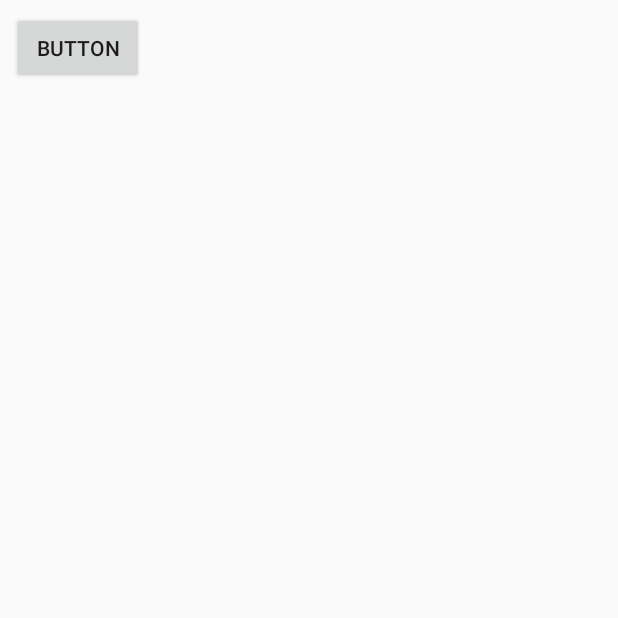
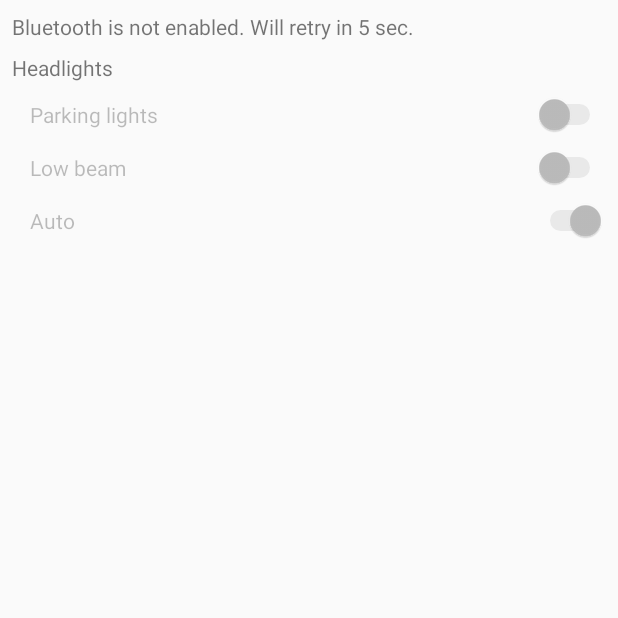
Before and after one commit to estevez-dev/Subarino, an Android app: the screen it shows after launch (MainActivity), on a phone screen of 412 x 824 dp, the top half of it. Run offline under Robolectric (Android 15) with nearby library versions, the phone set to English and light mode, and no system bars.

Commit message:
Autoconnect. Sketch improwements. New commands. Images removed for now

```diff
--- a/Head-Unit/app/build.gradle
+++ b/Head-Unit/app/build.gradle
@@ -2,7 +2,6 @@ apply plugin: 'com.android.application'
 
 android {
     compileSdkVersion 26
-    buildToolsVersion "26.0.1"
     defaultConfig {
         applicationId "com.yehor_vialov.subarinoheadunit"
         minSdkVersion 25
--- a/Head-Unit/app/src/main/AndroidManifest.xml
+++ b/Head-Unit/app/src/main/AndroidManifest.xml
@@ -1,6 +1,8 @@
 <?xml version="1.0" encoding="utf-8"?>
 <manifest xmlns:android="http://schemas.android.com/apk/res/android"
     package="com.yehor_vialov.subarinoheadunit">
+
+    <uses-permission android:name="android.permission.BLUETOOTH" />
 
     <application
         android:allowBackup="true"
@@ -16,8 +18,7 @@
                 <category android:name="android.intent.category.LAUNCHER" />
             </intent-filter>
         </activity>
+
     </application>
 
-    <uses-permission android:name="android.permission.BLUETOOTH" />
-
 </manifest>
--- a/Head-Unit/app/src/main/java/com/yehor_vialov/subarinoheadunit/MainActivity.java
+++ b/Head-Unit/app/src/main/java/com/yehor_vialov/subarinoheadunit/MainActivity.java
@@ -7,13 +7,12 @@ import android.content.Intent;
 import android.support.v7.app.AppCompatActivity;
 import android.os.Bundle;
 import android.view.View;
-import android.view.Window;
-import android.view.WindowManager;
 import android.widget.Button;
 import android.widget.CompoundButton;
-import android.widget.ImageButton;
 import android.widget.Switch;
-import android.widget.ToggleButton;
+import android.widget.TextView;
+
+import org.w3c.dom.Text;
 
 import java.io.IOException;
 import java.io.OutputStream;
@@ -24,11 +23,11 @@ public class MainActivity extends AppCompatActivity {
     private final static int REQUEST_ENABLE_BT = 1;
     Button btnConnect;
     OutputStream btOutStream;
-    Boolean btConnected = false;
     BluetoothSocket btSocket = null;
-    Switch swHeadlights = null;
-    Switch swHLAuto = null;
-    ImageButton btnHLR = null;
+    Switch swHLLowBeam;
+    Switch swHLAuto;
+    Switch swHLParking;
+    TextView txtBTStatus;
 
     @Override
     protected void onCreate(Bundle savedInstanceState) {
@@ -36,130 +35,187 @@ public class MainActivity extends AppCompatActivity {
 
         setContentView(R.layout.activity_main);
 
-        btnHLR = (ImageButton)findViewById(R.id.btnHLR);
+        txtBTStatus = (TextView)findViewById(R.id.txtBTStatus);
+        swHLLowBeam = (Switch)findViewById(R.id.swHLLowBeam);
+        swHLAuto = (Switch)findViewById(R.id.swHLAuto);
+        swHLParking = (Switch)findViewById(R.id.swHLParking);
 
-        btnHLR.setOnClickListener(new View.OnClickListener() {
-            public void onClick(View v) {
-                ((ImageButton)v).setVisibility(View.INVISIBLE);
-            }
-        });
-
-        /*btnConnect = (Button)findViewById(R.id.btnConnect);
-
-        swHeadlights = (Switch)findViewById(R.id.swHeadlights);
-        swHLAuto = (Switch)findViewById(R.id.swHLAuto);
         swHLAuto.setChecked(true);
         switchHLControls(false);
+        setListeners();
+        connect();
+    }
+
+    @Override
+    protected void onDestroy() {
+        disconnect();
+        super.onDestroy();
+    }
+
+    private void disconnect() {
+        try {
+            btOutStream.close();
+        } catch (Exception e) {
+            //e.printStackTrace();
+        }
+        try {
+            btSocket.close();
+        } catch (Exception e) {
+            //e.printStackTrace();
+        }
+        switchHLControls(false);
+    }
+
+    private void connect() {
+        new Thread() {
+            public void run() {
+                boolean enableBTRequested = false;
+                while (btSocket==null || !btSocket.isConnected()) {
+                    BluetoothAdapter adapter = BluetoothAdapter.getDefaultAdapter();
+                    if (adapter == null) {
+                        runOnUiThread(new Runnable() {
+                            @Override
+                            public void run() {
+                                txtBTStatus.setText("Bluetooth is not supported");
+                            }
+                        });
+                    } else {
+                        if (!adapter.isEnabled() && !enableBTRequested) {
+                            runOnUiThread(new Runnable() {
+                                @Override
+                                public void run() {
+                                    txtBTStatus.setText("Bluetooth is not enabled. Will retry in 5 sec.");
+                                }
+                            });
+                            //make sure the device's bluetooth is enabled
+                            enableBTRequested = true;
+                            Intent enableBluetooth = new Intent(BluetoothAdapter.ACTION_REQUEST_ENABLE);
+                            startActivityForResult(enableBluetooth, REQUEST_ENABLE_BT);
+                        } else if (adapter.isEnabled()) {
+                            runOnUiThread(new Runnable() {
+                                @Override
+                                public void run() {
+                                    switchHLControls(false);
+                                    txtBTStatus.setText("Connecting...");
+                                }
+                            });
+                            enableBTRequested = false;
+                            final UUID SERIAL_UUID = UUID.fromString("00001101-0000-1000-8000-00805F9B34FB"); //UUID for serial connection
+                            String mac = "00:21:13:03:39:FE"; //HC-05
+                            BluetoothDevice device = adapter.getRemoteDevice(mac); //get remote device by mac, we assume these two devices are already paired
+                            // Get a BluetoothSocket to connect with the given BluetoothDevice
+                            btSocket = null;
+                            btOutStream = null;
+                            try {
+                                btSocket = device.createRfcommSocketToServiceRecord(SERIAL_UUID);
+                            } catch (Exception e) {
+                                runOnUiThread(new Runnable() {
+                                    @Override
+                                    public void run() {
+                                        txtBTStatus.setText("Error creating socket.  Will retry in 5 sec.");
+                                    }
+                                });
+                            }
+
+                            try {
+                                btSocket.connect();
+                                btOutStream = btSocket.getOutputStream();
+
+                                runOnUiThread(new Runnable() {
+                                    @Override
+                                    public void run() {
+                                        txtBTStatus.setText("Connected");
+                                        switchHLControls(true);
+
+                                    }
+                                });
+                            } catch (Exception e) {
+                                final Exception er = e;
+                                runOnUiThread(new Runnable() {
+                                    @Override
+                                    public void run() {
+                                        txtBTStatus.setText("Connection error. Will retry in 5 sec.");
+                                    }
+
+                                });
+                                e.printStackTrace();
+                            }
+                        }
+                    }
+                    try {
+                        Thread.sleep(5000);
+                    } catch (InterruptedException e) {
+                        e.printStackTrace();
+                    }
+                }
+            }
+        }.start();
+    }
+
+    private void switchHLControls(boolean enabled) {
+        swHLAuto.setEnabled(enabled);
+        swHLLowBeam.setEnabled(enabled);
+        swHLParking.setEnabled(enabled);
+    }
+
+    private void sendCommand(String command) {
+        try {
+            btOutStream.write(command.getBytes());
+        } catch (IOException e) {
+            txtBTStatus.setText("Disconnected");
+            disconnect();
+            connect();
+        }
+    }
+
+    private void setListeners() {
         swHLAuto.setOnCheckedChangeListener(new CompoundButton.OnCheckedChangeListener() {
 
             @Override
             public void onCheckedChanged(CompoundButton buttonView, boolean isChecked) {
                 if(isChecked)
                 {
-                    try {
-                        btOutStream.write("13".getBytes());
-                    } catch (IOException e) {
-                        e.printStackTrace();
-                    }
+                    sendCommand("L8");
                 }
                 else
                 {
-                    try {
-                        btOutStream.write("14".getBytes());
-                    } catch (IOException e) {
-                        e.printStackTrace();
-                    }
+                    sendCommand("L9");
                 }
 
             }
         });
 
 
-        swHeadlights.setOnCheckedChangeListener(new CompoundButton.OnCheckedChangeListener() {
+        swHLLowBeam.setOnCheckedChangeListener(new CompoundButton.OnCheckedChangeListener() {
 
             @Override
             public void onCheckedChanged(CompoundButton buttonView, boolean isChecked) {
                 if(isChecked)
                 {
-                    try {
-                        btOutStream.write("11".getBytes());
-                    } catch (IOException e) {
-                        e.printStackTrace();
-                    }
+                    sendCommand("L2");
                 }
                 else
                 {
-                    try {
-                        btOutStream.write("12".getBytes());
-                    } catch (IOException e) {
-                        e.printStackTrace();
-                    }
+                    sendCommand("L3");
                 }
 
             }
         });
 
-        btnConnect.setOnClickListener(new View.OnClickListener() {
-            public void onClick(View v) {
-                if (!btConnected) {
-                    BluetoothAdapter adapter = BluetoothAdapter.getDefaultAdapter();
-                    if (adapter == null) {
-                        // Device does not support Bluetooth
-                        finish(); //exit
-                    }
+        swHLParking.setOnCheckedChangeListener(new CompoundButton.OnCheckedChangeListener() {
 
-                    if (!adapter.isEnabled()) {
-                        //make sure the device's bluetooth is enabled
-                        Intent enableBluetooth = new Intent(BluetoothAdapter.ACTION_REQUEST_ENABLE);
-                        startActivityForResult(enableBluetooth, REQUEST_ENABLE_BT);
-                    }
+            @Override
+            public void onCheckedChanged(CompoundButton buttonView, boolean isChecked) {
+                if(isChecked)
+                {
+                    sendCommand("L0");
+                }
+                else
+                {
+                    sendCommand("L1");
+                }
 
-                    final UUID SERIAL_UUID = UUID.fromString("00001101-0000-1000-8000-00805F9B34FB"); //UUID for serial connection
-                    String mac = "00:21:13:03:39:FE"; //my laptop's mac adress
-                    BluetoothDevice device = adapter.getRemoteDevice(mac); //get remote device by mac, we assume these two devices are already paired
-
-
-                    // Get a BluetoothSocket to connect with the given BluetoothDevice
-                    btSocket = null;
-                    btOutStream = null;
-                    try {
-                        btSocket = device.createRfcommSocketToServiceRecord(SERIAL_UUID);
-                    } catch (IOException e) {
-                        e.printStackTrace();
-                    }
-
-                    try {
-                        btSocket.connect();
-                        btOutStream = btSocket.getOutputStream();
-                        btConnected = true;
-                        btnConnect.setText("Disconnect");
-                        switchHLControls(true);
-                        //now you can use out to send output via out.write
-                    } catch (IOException e) {
-                        switchHLControls(false);
-                        e.printStackTrace();
-                    }
-                } else {
-                    try {
-                        btOutStream.close();
-                    } catch (IOException e) {
-                        e.printStackTrace();
-                    }
-                    try {
-                        btSocket.close();
-                    } catch (IOException e) {
-                        e.printStackTrace();
-                    }
-                    switchHLControls(false);
-                    btConnected = false;
-                    btnConnect.setText("Connect");
-                }
             }
-        });*/
-    }
-
-    private void switchHLControls(boolean enabled) {
-        swHLAuto.setEnabled(enabled);
-        swHeadlights.setEnabled(enabled);
+        });
     }
 }
--- a/Head-Unit/app/src/main/res/layout/activity_main.xml
+++ b/Head-Unit/app/src/main/res/layout/activity_main.xml
@@ -6,26 +6,61 @@
     android:layout_height="match_parent"
     tools:context="com.yehor_vialov.subarinoheadunit.MainActivity">
 
-    <android.support.constraint.ConstraintLayout
-        android:id="@+id/constraintLayout"
+    <TextView
+        android:id="@+id/txtBTStatus"
+        android:layout_width="wrap_content"
+        android:layout_height="wrap_content"
+        android:layout_marginStart="8dp"
+        android:layout_marginTop="8dp"
+        android:text="Connection"
+        app:layout_constraintStart_toStartOf="parent"
+        app:layout_constraintTop_toTopOf="parent" />
+
+    <TextView
+        android:id="@+id/textView2"
+        android:layout_width="wrap_content"
+        android:layout_height="wrap_content"
+        android:layout_marginStart="8dp"
+        android:layout_marginTop="8dp"
+        android:text="Headlights"
+        app:layout_constraintStart_toStartOf="parent"
+        app:layout_constraintTop_toBottomOf="@+id/txtBTStatus" />
+
+    <Switch
+        android:id="@+id/swHLLowBeam"
         android:layout_width="0dp"
         android:layout_height="wrap_content"
+        android:layout_marginEnd="8dp"
+        android:layout_marginStart="20dp"
+        android:layout_marginTop="8dp"
+        android:text="Low beam"
         app:layout_constraintEnd_toEndOf="parent"
-        app:layout_constraintHorizontal_bias="0.0"
+        app:layout_constraintHorizontal_bias="0.214"
         app:layout_constraintStart_toStartOf="parent"
-        app:layout_constraintTop_toTopOf="parent">
+        app:layout_constraintTop_toBottomOf="@+id/swHLParking" />
 
-        <Button
-            android:id="@+id/btnConnect"
-            android:layout_width="wrap_content"
-            android:layout_height="wrap_content"
-            android:layout_marginBottom="8dp"
-            android:layout_marginStart="8dp"
-            android:layout_marginTop="8dp"
-            android:text="Button"
-            app:layout_constraintBottom_toBottomOf="parent"
-            app:layout_constraintStart_toStartOf="parent"
-            app:layout_constraintTop_toTopOf="parent" />
-    </android.support.constraint.ConstraintLayout>
+    <Switch
+        android:id="@+id/swHLParking"
+        android:layout_width="0dp"
+        android:layout_height="wrap_content"
+        android:layout_marginEnd="8dp"
+        android:layout_marginStart="20dp"
+        android:layout_marginTop="8dp"
+        android:text="Parking lights"
+        app:layout_constraintEnd_toEndOf="parent"
+        app:layout_constraintStart_toStartOf="parent"
+        app:layout_constraintTop_toBottomOf="@+id/textView2" />
+
+    <Switch
+        android:id="@+id/swHLAuto"
+        android:layout_width="0dp"
+        android:layout_height="wrap_content"
+        android:layout_marginEnd="8dp"
+        android:layout_marginStart="20dp"
+        android:layout_marginTop="8dp"
+        android:text="Auto"
+        app:layout_constraintEnd_toEndOf="parent"
+        app:layout_constraintStart_toStartOf="parent"
+        app:layout_constraintTop_toBottomOf="@+id/swHLLowBeam" />
 
 </android.support.constraint.ConstraintLayout>
```
Also changed, not shown: Head-Unit/app/src/main/res/drawable/path4981.png (deleted), Head-Unit/app/src/main/res/drawable/right_hl.png (deleted), Head-Unit/app/src/main/res/drawable/top.svg (deleted), 1 other file.
